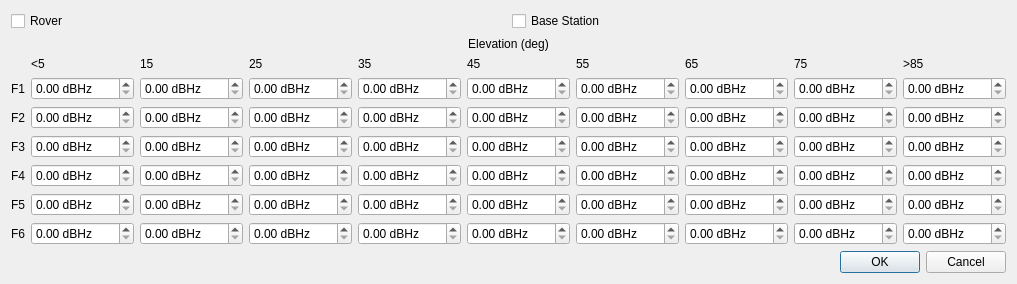
The window that app/qtapp/appcmn_qt/maskoptdlg.ui (ourairquality/RTKLIB) describes before a commit, drawn with Qt 5.
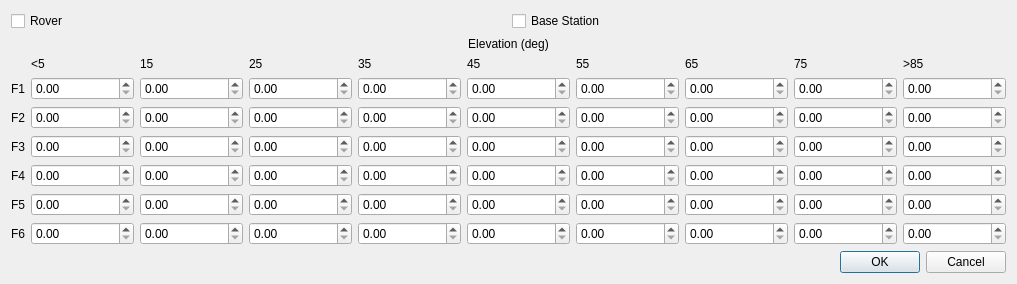
The same window after the commit.

Commit message:
qtapp: avoid input unit suffix
Avoid bundling a unit suffix onto numerical input boxes. While this
helps presentation it frustrates copying values into these boxed. Move
the units to the associate box name or help box.

Increase the number of decimal places for latitude and longitude from
9 to 14. Attempts to paste a numerical value with more decimal places
would fail and this avoids this frustration, up to 14 decimal places.

For distances use 4 decimal places more consistently.

```diff
--- a/app/qtapp/appcmn_qt/maskoptdlg.ui
+++ b/app/qtapp/appcmn_qt/maskoptdlg.ui
@@ -19,12 +19,6 @@
      <property name="toolTip">
       <string/>
      </property>
-     <property name="text" stdset="0">
-      <string>0,00 dBHz</string>
-     </property>
-     <property name="suffix">
-      <string> dBHz</string>
-     </property>
      <property name="maximum">
       <double>90.000000000000000</double>
      </property>
@@ -48,12 +42,6 @@
      <property name="toolTip">
       <string/>
      </property>
-     <property name="text" stdset="0">
-      <string>0,00 dBHz</string>
-     </property>
-     <property name="suffix">
-      <string> dBHz</string>
-     </property>
      <property name="maximum">
       <double>90.000000000000000</double>
      </property>
@@ -64,12 +52,6 @@
      <property name="toolTip">
       <string>Apply mask to base station</string>
      </property>
-     <property name="text" stdset="0">
-      <string>0,00 dBHz</string>
-     </property>
-     <property name="suffix">
-      <string> dBHz</string>
-     </property>
      <property name="maximum">
       <double>90.000000000000000</double>
      </property>
@@ -80,12 +62,6 @@
      <property name="toolTip">
       <string/>
      </property>
-     <property name="text" stdset="0">
-      <string>0,00 dBHz</string>
-     </property>
-     <property name="suffix">
-      <string> dBHz</string>
-     </property>
      <property name="maximum">
       <double>90.000000000000000</double>
      </property>
@@ -96,12 +72,6 @@
      <property name="toolTip">
       <string/>
      </property>
-     <property name="text" stdset="0">
-      <string>0,00 dBHz</string>
-     </property>
-     <property name="suffix">
-      <string> dBHz</string>
-     </property>
      <property name="maximum">
       <double>90.000000000000000</double>
      </property>
@@ -125,12 +95,6 @@
      <property name="toolTip">
       <string/>
      </property>
-     <property name="text" stdset="0">
-      <string>0,00 dBHz</string>
-     </property>
-     <property name="suffix">
-      <string> dBHz</string>
-     </property>
      <property name="maximum">
       <double>90.000000000000000</double>
      </property>
@@ -141,12 +105,6 @@
      <property name="toolTip">
       <string/>
      </property>
-     <property name="text" stdset="0">
-      <string>0,00 dBHz</string>
-     </property>
-     <property name="suffix">
-      <string> dBHz</string>
-     </property>
      <property name="maximum">
       <double>90.000000000000000</double>
      </property>
@@ -170,12 +128,6 @@
      <property name="toolTip">
       <string/>
      </property>
-     <property name="text" stdset="0">
-      <string>0,00 dBHz</string>
-     </property>
-     <property name="suffix">
-      <string> dBHz</string>
-     </property>
      <property name="maximum">
       <double>90.000000000000000</double>
      </property>
@@ -186,12 +138,6 @@
      <property name="toolTip">
       <string/>
      </property>
-     <property name="text" stdset="0">
-      <string>0,00 dBHz</string>
-     </property>
-     <property name="suffix">
-      <string> dBHz</string>
-     </property>
      <property name="maximum">
       <double>90.000000000000000</double>
      </property>
@@ -202,12 +148,6 @@
      <property name="toolTip">
       <string/>
      </property>
-     <property name="text" stdset="0">
-      <string>0,00 dBHz</string>
-     </property>
-     <property name="suffix">
-      <string> dBHz</string>
-     </property>
      <property name="maximum">
       <double>90.000000000000000</double>
      </property>
@@ -218,12 +158,6 @@
      <property name="toolTip">
       <string/>
      </property>
-     <property name="text" stdset="0">
-      <string>0,00 dBHz</string>
-     </property>
-     <property name="suffix">
-      <string> dBHz</string>
-     </property>
      <property name="maximum">
       <double>90.000000000000000</double>
      </property>
@@ -234,12 +168,6 @@
      <property name="toolTip">
       <string/>
      </property>
-     <property name="text" stdset="0">
-      <string>0,00 dBHz</string>
-     </property>
-     <property name="suffix">
-      <string> dBHz</string>
-     </property>
      <property name="maximum">
       <double>90.000000000000000</double>
      </property>
@@ -250,12 +178,6 @@
      <property name="toolTip">
       <string/>
      </property>
-     <property name="text" stdset="0">
-      <string>0,00 dBHz</string>
-     </property>
-     <property name="suffix">
-      <string> dBHz</string>
-     </property>
      <property name="maximum">
       <double>90.000000000000000</double>
      </property>
@@ -266,12 +188,6 @@
      <property name="toolTip">
       <string/>
      </property>
-     <property name="text" stdset="0">
-      <string>0,00 dBHz</string>
-     </property>
-     <property name="suffix">
-      <string> dBHz</string>
-     </property>
      <property name="maximum">
       <double>90.000000000000000</double>
      </property>
@@ -295,12 +211,6 @@
      <property name="toolTip">
       <string/>
      </property>
-     <property name="text" stdset="0">
-      <string>0,00 dBHz</string>
-     </property>
-     <property name="suffix">
-      <string> dBHz</string>
-     </property>
      <property name="maximum">
       <double>90.000000000000000</double>
      </property>
@@ -311,12 +221,6 @@
      <property name="toolTip">
       <string/>
      </property>
-     <property name="text" stdset="0">
-      <string>0,00 dBHz</string>
-     </property>
-     <property name="suffix">
-      <string> dBHz</string>
-     </property>
      <property name="maximum">
       <double>90.000000000000000</double>
      </property>
@@ -327,12 +231,6 @@
      <property name="toolTip">
       <string/>
      </property>
-     <property name="text" stdset="0">
-      <string>0,00 dBHz</string>
-     </property>
-     <property name="suffix">
-      <string> dBHz</string>
-     </property>
      <property name="maximum">
       <double>90.000000000000000</double>
      </property>
@@ -343,12 +241,6 @@
      <property name="toolTip">
       <string/>
      </property>
-     <property name="text" stdset="0">
-      <string>0,00 dBHz</string>
-     </property>
-     <property name="suffix">
-      <string> dBHz</string>
-     </property>
      <property name="maximum">
       <double>90.000000000000000</double>
      </property>
@@ -401,12 +293,6 @@
      <property name="toolTip">
       <string/>
      </property>
-     <property name="text" stdset="0">
-      <string>0,00 dBHz</string>
-     </property>
-     <property name="suffix">
-      <string> dBHz</string>
-     </property>
      <property name="maximum">
       <double>90.000000000000000</double>
      </property>
@@ -417,12 +303,6 @@
      <property name="toolTip">
       <string/>
      </property>
-     <property name="text" stdset="0">
-      <string>0,00 dBHz</string>
-     </property>
-     <property name="suffix">
-      <string> dBHz</string>
-     </property>
      <property name="maximum">
       <double>90.000000000000000</double>
      </property>
@@ -459,12 +339,6 @@
      <property name="toolTip">
       <string/>
      </property>
-     <property name="text" stdset="0">
-      <string>0,00 dBHz</string>
-     </property>
-     <property name="suffix">
-      <string> dBHz</string>
-     </property>
      <property name="maximum">
       <double>90.000000000000000</double>
      </property>
@@ -475,12 +349,6 @@
      <property name="toolTip">
       <string/>
      </property>
-     <property name="text" stdset="0">
-      <string>0,00 dBHz</string>
-     </property>
-     <property name="suffix">
-      <string> dBHz</string>
-     </property>
      <property name="maximum">
       <double>90.000000000000000</double>
      </property>
@@ -491,12 +359,6 @@
      <property name="toolTip">
       <string/>
      </property>
-     <property name="text" stdset="0">
-      <string>0,00 dBHz</string>
-     </property>
-     <property name="suffix">
-      <string> dBHz</string>
-     </property>
      <property name="maximum">
       <double>90.000000000000000</double>
      </property>
@@ -507,12 +369,6 @@
      <property name="toolTip">
       <string/>
      </property>
-     <property name="text" stdset="0">
-      <string>0,00 dBHz</string>
-     </property>
-     <property name="suffix">
-      <string> dBHz</string>
-     </property>
      <property name="maximum">
       <double>90.000000000000000</double>
      </property>
@@ -523,12 +379,6 @@
      <property name="toolTip">
       <string/>
      </property>
-     <property name="text" stdset="0">
-      <string>0,00 dBHz</string>
-     </property>
-     <property name="suffix">
-      <string> dBHz</string>
-     </property>
      <property name="maximum">
       <double>90.000000000000000</double>
      </property>
@@ -606,12 +456,6 @@
      <property name="toolTip">
       <string/>
      </property>
-     <property name="text" stdset="0">
-      <string>0,00 dBHz</string>
-     </property>
-     <property name="suffix">
-      <string> dBHz</string>
-     </property>
      <property name="maximum">
       <double>90.000000000000000</double>
      </property>
@@ -638,12 +482,6 @@
      <property name="toolTip">
       <string/>
      </property>
-     <property name="text" stdset="0">
-      <string>0,00 dBHz</string>
-     </property>
-     <property name="suffix">
-      <string> dBHz</string>
-     </property>
      <property name="maximum">
       <double>90.000000000000000</double>
      </property>
@@ -684,12 +522,6 @@
      <property name="toolTip">
       <string/>
      </property>
-     <property name="text" stdset="0">
-      <string>0,00 dBHz</string>
-     </property>
-     <property name="suffix">
-      <string> dBHz</string>
-     </property>
      <property name="maximum">
       <double>90.000000000000000</double>
      </property>
@@ -700,12 +532,6 @@
      <property name="toolTip">
       <string/>
      </property>
-     <property name="text" stdset="0">
-      <string>0,00 dBHz</string>
-     </property>
-     <property name="suffix">
-      <string> dBHz</string>
-     </property>
      <property name="maximum">
       <double>90.000000000000000</double>
      </property>
@@ -716,12 +542,6 @@
      <property name="toolTip">
       <string/>
      </property>
-     <property name="text" stdset="0">
-      <string>0,00 dBHz</string>
-     </property>
-     <property name="suffix">
-      <string> dBHz</string>
-     </property>
      <property name="maximum">
       <double>90.000000000000000</double>
      </property>
@@ -732,12 +552,6 @@
      <property name="toolTip">
       <string/>
      </property>
-     <property name="text" stdset="0">
-      <string>0,00 dBHz</string>
-     </property>
-     <property name="suffix">
-      <string> dBHz</string>
-     </property>
      <property name="maximum">
       <double>90.000000000000000</double>
      </property>
@@ -748,12 +562,6 @@
      <property name="toolTip">
       <string/>
      </property>
-     <property name="text" stdset="0">
-      <string>0,00 dBHz</string>
-     </property>
-     <property name="suffix">
-      <string> dBHz</string>
-     </property>
      <property name="maximum">
       <double>90.000000000000000</double>
      </property>
@@ -764,12 +572,6 @@
      <property name="toolTip">
       <string/>
      </property>
-     <property name="text" stdset="0">
-      <string>0,00 dBHz</string>
-     </property>
-     <property name="suffix">
-      <string> dBHz</string>
-     </property>
      <property name="maximum">
       <double>90.000000000000000</double>
      </property>
@@ -780,12 +582,6 @@
      <property name="toolTip">
       <string/>
      </property>
-     <property name="text" stdset="0">
-      <string>0,00 dBHz</string>
-     </property>
-     <property name="suffix">
-      <string> dBHz</string>
-     </property>
      <property name="maximum">
       <double>90.000000000000000</double>
      </property>
@@ -796,12 +592,6 @@
      <property name="toolTip">
       <string/>
      </property>
-     <property name="text" stdset="0">
-      <string>0,00 dBHz</string>
-     </property>
-     <property name="suffix">
-      <string> dBHz</string>
-     </property>
      <property name="maximum">
       <double>90.000000000000000</double>
      </property>
@@ -812,12 +602,6 @@
      <property name="toolTip">
       <string/>
      </property>
-     <property name="text" stdset="0">
-      <string>0,00 dBHz</string>
-     </property>
-     <property name="suffix">
-      <string> dBHz</string>
-     </property>
      <property name="maximum">
       <double>90.000000000000000</double>
      </property>
@@ -845,12 +629,6 @@
      <property name="toolTip">
       <string/>
      </property>
-     <property name="text" stdset="0">
-      <string>0,00 dBHz</string>
-     </property>
-     <property name="suffix">
-      <string> dBHz</string>
-     </property>
      <property name="maximum">
       <double>90.000000000000000</double>
      </property>
@@ -861,12 +639,6 @@
      <property name="toolTip">
       <string/>
      </property>
-     <property name="text" stdset="0">
-      <string>0,00 dBHz</string>
-     </property>
-     <property name="suffix">
-      <string> dBHz</string>
-     </property>
      <property name="maximum">
       <double>90.000000000000000</double>
      </property>
@@ -877,12 +649,6 @@
      <property name="toolTip">
       <string/>
      </property>
-     <property name="text" stdset="0">
-      <string>0,00 dBHz</string>
-     </property>
-     <property name="suffix">
-      <string> dBHz</string>
-     </property>
      <property name="maximum">
       <double>90.000000000000000</double>
      </property>
@@ -893,12 +659,6 @@
      <property name="toolTip">
       <string/>
      </property>
-     <property name="text" stdset="0">
-      <string>0,00 dBHz</string>
-     </property>
-     <property name="suffix">
-      <string> dBHz</string>
-     </property>
      <property name="maximum">
       <double>90.000000000000000</double>
      </property>
@@ -909,12 +669,6 @@
      <property name="toolTip">
       <string/>
      </property>
-     <property name="text" stdset="0">
-      <string>0,00 dBHz</string>
-     </property>
-     <property name="suffix">
-      <string> dBHz</string>
-     </property>
      <property name="maximum">
       <double>90.000000000000000</double>
      </property>
@@ -925,12 +679,6 @@
      <property name="toolTip">
       <string/>
      </property>
-     <property name="text" stdset="0">
-      <string>0,00 dBHz</string>
-     </property>
-     <property name="suffix">
-      <string> dBHz</string>
-     </property>
      <property name="maximum">
       <double>90.000000000000000</double>
      </property>
@@ -941,12 +689,6 @@
      <property name="toolTip">
       <string/>
      </property>
-     <property name="text" stdset="0">
-      <string>0,00 dBHz</string>
-     </property>
-     <property name="suffix">
-      <string> dBHz</string>
-     </property>
      <property name="maximum">
       <double>90.000000000000000</double>
      </property>
@@ -957,12 +699,6 @@
      <property name="toolTip">
       <string/>
      </property>
-     <property name="text" stdset="0">
-      <string>0,00 dBHz</string>
-     </property>
-     <property name="suffix">
-      <string> dBHz</string>
-     </property>
      <property name="maximum">
       <double>90.000000000000000</double>
      </property>
@@ -973,12 +709,6 @@
      <property name="toolTip">
       <string/>
      </property>
-     <property name="text" stdset="0">
-      <string>0,00 dBHz</string>
-     </property>
-     <property name="suffix">
-      <string> dBHz</string>
-     </property>
      <property name="maximum">
       <double>90.000000000000000</double>
      </property>
@@ -1006,12 +736,6 @@
      <property name="toolTip">
       <string/>
      </property>
-     <property name="text" stdset="0">
-      <string>0,00 dBHz</string>
-     </property>
-     <property name="suffix">
-      <string> dBHz</string>
-     </property>
      <property name="maximum">
       <double>90.000000000000000</double>
      </property>
@@ -1022,12 +746,6 @@
      <property name="toolTip">
       <string/>
      </property>
-     <property name="text" stdset="0">
-      <string>0,00 dBHz</string>
-     </property>
-     <property name="suffix">
-      <string> dBHz</string>
-     </property>
      <property name="maximum">
       <double>90.000000000000000</double>
      </property>
@@ -1038,12 +756,6 @@
      <property name="toolTip">
       <string/>
      </property>
-     <property name="text" stdset="0">
-      <string>0,00 dBHz</string>
-     </property>
-     <property name="suffix">
-      <string> dBHz</string>
-     </property>
      <property name="maximum">
       <double>90.000000000000000</double>
      </property>
@@ -1054,12 +766,6 @@
      <property name="toolTip">
       <string/>
      </property>
-     <property name="text" stdset="0">
-      <string>0,00 dBHz</string>
-     </property>
-     <property name="suffix">
-      <string> dBHz</string>
-     </property>
      <property name="maximum">
       <double>90.000000000000000</double>
      </property>
@@ -1070,12 +776,6 @@
      <property name="toolTip">
       <string/>
      </property>
-     <property name="text" stdset="0">
-      <string>0,00 dBHz</string>
-     </property>
-     <property name="suffix">
-      <string> dBHz</string>
-     </property>
      <property name="maximum">
       <double>90.000000000000000</double>
      </property>
@@ -1086,12 +786,6 @@
      <property name="toolTip">
       <string/>
      </property>
-     <property name="text" stdset="0">
-      <string>0,00 dBHz</string>
-     </property>
-     <property name="suffix">
-      <string> dBHz</string>
-     </property>
      <property name="maximum">
       <double>90.000000000000000</double>
      </property>
@@ -1102,12 +796,6 @@
      <property name="toolTip">
       <string/>
      </property>
-     <property name="text" stdset="0">
-      <string>0,00 dBHz</string>
-     </property>
-     <property name="suffix">
-      <string> dBHz</string>
-     </property>
      <property name="maximum">
       <double>90.000000000000000</double>
      </property>
@@ -1118,12 +806,6 @@
      <property name="toolTip">
       <string/>
      </property>
-     <property name="text" stdset="0">
-      <string>0,00 dBHz</string>
-     </property>
-     <property name="suffix">
-      <string> dBHz</string>
-     </property>
      <property name="maximum">
       <double>90.000000000000000</double>
      </property>
@@ -1134,12 +816,6 @@
      <property name="toolTip">
       <string/>
      </property>
-     <property name="text" stdset="0">
-      <string>0,00 dBHz</string>
-     </property>
-     <property name="suffix">
-      <string> dBHz</string>
-     </property>
      <property name="maximum">
       <double>90.000000000000000</double>
      </property>
```
The commit also changes 16 other files.
